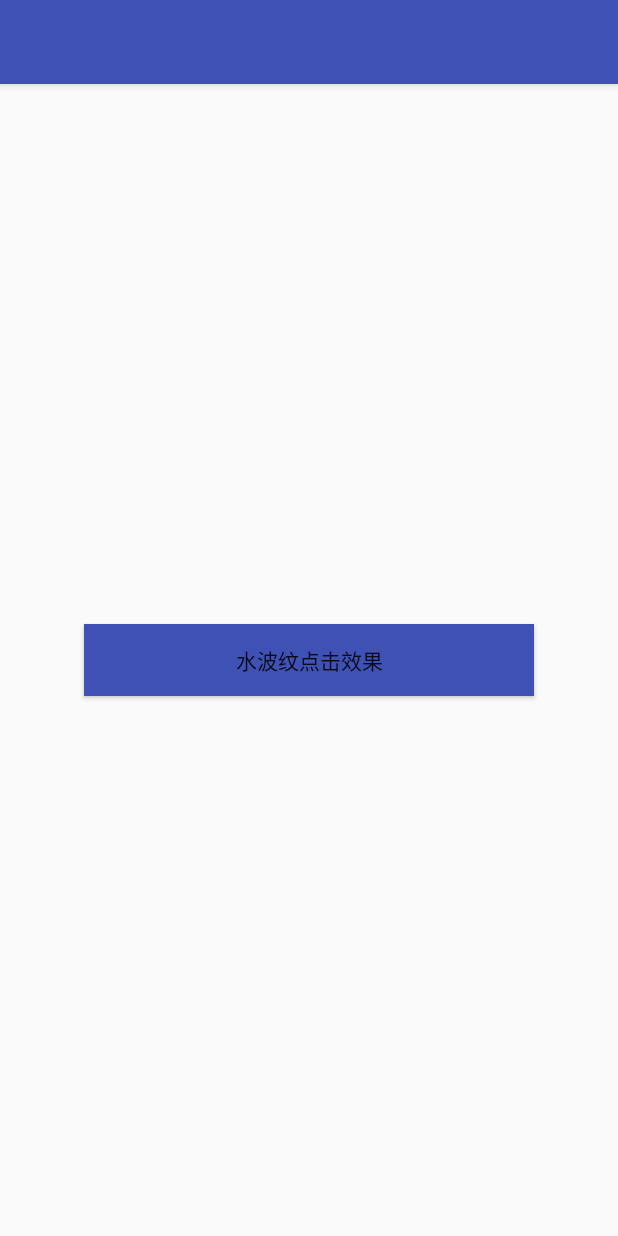
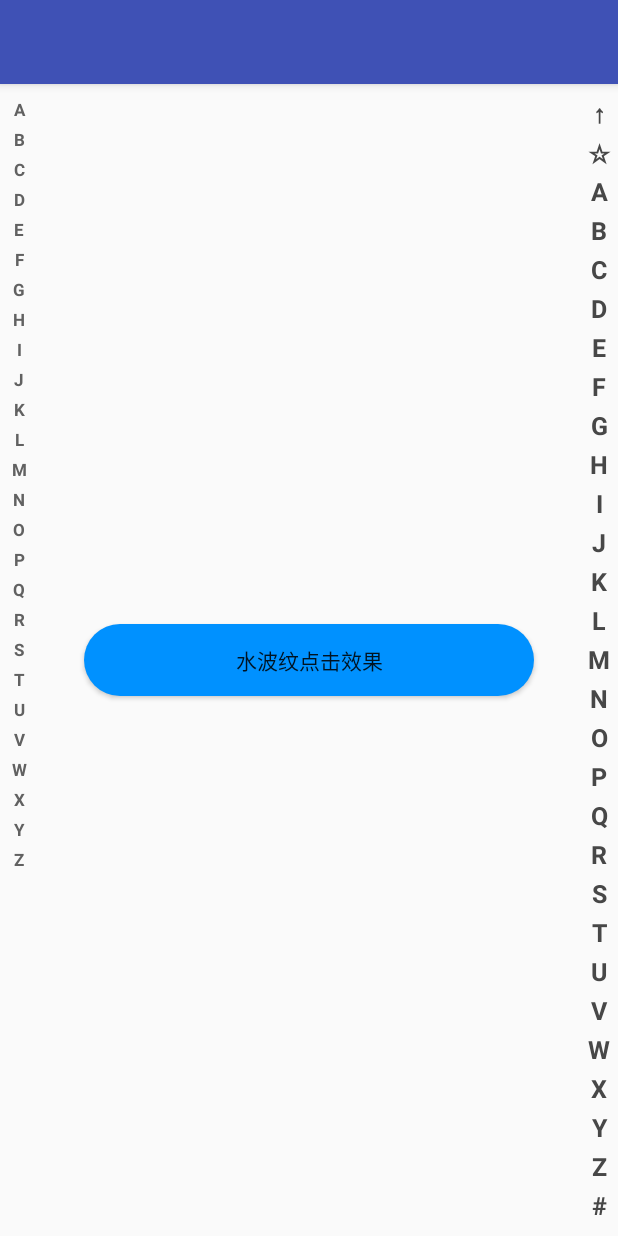
Before and after one commit to dxxs19/WanAndroidKotlin, an Android app: the screen it shows after launch (MainActivity), on a phone screen of 412 x 824 dp. Run offline under Robolectric (Android 15) with nearby library versions, the phone set to English and light mode, and no system bars; our stand-ins replace RxJava.

Commit message:
kotlinsidebar

```diff
--- a/app/build.gradle
+++ b/app/build.gradle
@@ -13,12 +13,16 @@ android {
         versionCode 1
         versionName "1.0"
         testInstrumentationRunner "android.support.test.runner.AndroidJUnitRunner"
+        multiDexEnabled true
     }
     buildTypes {
         release {
             minifyEnabled false
             proguardFiles getDefaultProguardFile('proguard-android.txt'), 'proguard-rules.pro'
         }
+    }
+    sourceSets {
+        main.java.srcDirs += 'src/main/kotlin'
     }
 }
 
@@ -33,6 +37,7 @@ dependencies {
     androidTestImplementation 'com.android.support.test.espresso:espresso-core:3.0.2'
     api "org.jetbrains.kotlin:kotlin-stdlib-jdk7:$kotlin_version"
     api 'org.aspectj:aspectjrt:1.8.9'
+    api 'com.android.support:multidex:1.0.3'
 }
 repositories {
     mavenCentral()
--- a/app/src/main/AndroidManifest.xml
+++ b/app/src/main/AndroidManifest.xml
@@ -2,10 +2,12 @@
 <manifest xmlns:android="http://schemas.android.com/apk/res/android"
     package="com.wei.wanandroidkotlin">
 
+    <uses-permission android:name="android.permission.ACCESS_NETWORK_STATE" />
     <uses-permission android:name="android.permission.READ_EXTERNAL_STORAGE" />
     <uses-permission android:name="android.permission.WRITE_EXTERNAL_STORAGE" />
 
     <application
+        android:name=".App"
         android:allowBackup="true"
         android:icon="@mipmap/ic_launcher"
         android:label="@string/app_name"
--- /dev/null
+++ b/app/src/main/java/com/wei/wanandroidkotlin/widgets/SideBar.java
@@ -0,0 +1,106 @@
+package com.wei.wanandroidkotlin.widgets;
+
+import android.content.Context;
+import android.graphics.Canvas;
+import android.graphics.Color;
+import android.graphics.Paint;
+import android.graphics.Typeface;
+import android.util.AttributeSet;
+import android.view.MotionEvent;
+import android.view.View;
+
+/**
+ *  侧边栏
+ */
+public class SideBar extends View {
+
+    private Paint paint = new Paint();
+
+    private boolean showBackground;
+
+    public static String[] letters = {"↑", "☆", "A", "B", "C", "D", "E", "F", "G", "H",
+            "I", "J", "K", "L", "M", "N", "O", "P", "Q", "R", "S", "T", "U",
+            "V", "W", "X", "Y", "Z", "#"};
+
+    private OnChooseLetterChangedListener onChooseLetterChangedListener;
+
+    public SideBar(Context context, AttributeSet attrs, int defStyle) {
+        super(context, attrs, defStyle);
+    }
+
+    public SideBar(Context context, AttributeSet attrs) {
+        this(context, attrs, 0);
+    }
+
+    public SideBar(Context context) {
+        this(context, null);
+    }
+
+    protected void onDraw(Canvas canvas) {
+        super.onDraw(canvas);
+        if (showBackground) {
+            // 字母条背后颜色
+            canvas.drawColor(Color.parseColor("#BFBFBF"));
+        }
+        int height = getHeight();
+        int width = getWidth();
+        // 平均每个字母占的高度
+        int singleHeight = height / letters.length;
+        for (int i = 0; i < letters.length; i++) {
+            // 字母的颜色
+            paint.setColor(Color.parseColor("#474747"));
+            paint.setTypeface(Typeface.DEFAULT_BOLD);
+            paint.setAntiAlias(true);
+            paint.setTextSize(25);
+            float x = width / 2 - paint.measureText(letters[i]) / 2;
+            float y = singleHeight * i + singleHeight;
+            canvas.drawText(letters[i], x, y, paint);
+        }
+    }
+
+    @Override
+    public boolean dispatchTouchEvent(MotionEvent event) {
+        int action = event.getAction();
+        float y = event.getY();
+        int c = (int) (y / getHeight() * letters.length);
+        switch (action) {
+            case MotionEvent.ACTION_DOWN:
+                showBackground = true;
+                if (c > -1 && c < letters.length && onChooseLetterChangedListener != null) {
+                    onChooseLetterChangedListener.onChooseLetter(letters[c]);
+                }
+                invalidate();
+                break;
+            case MotionEvent.ACTION_MOVE:
+                if (c > -1 && c < letters.length && onChooseLetterChangedListener != null) {
+                    onChooseLetterChangedListener.onChooseLetter(letters[c]);
+                }
+                break;
+            case MotionEvent.ACTION_UP:
+                showBackground = false;
+                if (onChooseLetterChangedListener != null) {
+                    onChooseLetterChangedListener.onNoChooseLetter();
+                }
+                invalidate();
+                break;
+        }
+        return true;
+    }
+
+    @Override
+    public boolean onTouchEvent(MotionEvent event) {
+        return super.onTouchEvent(event);
+    }
+
+    public void setOnTouchingLetterChangedListener(OnChooseLetterChangedListener onChooseLetterChangedListener) {
+        this.onChooseLetterChangedListener = onChooseLetterChangedListener;
+    }
+
+    public interface OnChooseLetterChangedListener {
+
+        void onChooseLetter(String s);
+
+        void onNoChooseLetter();
+
+    }
+}
--- /dev/null
+++ b/app/src/main/kotlin/com.wei.wanandroidkotlin/App.kt
@@ -0,0 +1,18 @@
+package com.wei.wanandroidkotlin
+
+import android.content.Context
+import android.support.multidex.MultiDexApplication
+
+/**
+ * @author XiangWei
+ * @since 2018/9/26
+ */
+class App : MultiDexApplication(){
+
+    override fun onCreate() {
+        super.onCreate()
+        appContext = applicationContext
+    }
+}
+
+lateinit var appContext: Context
--- /dev/null
+++ b/app/src/main/kotlin/com.wei.wanandroidkotlin/util/UIUtil.kt
@@ -0,0 +1,48 @@
+package com.wei.wanandroidkotlin.util
+
+import android.content.Context
+import com.wei.wanandroidkotlin.appContext
+
+object UIUtil {
+
+    private const val HALF_VAL = 0.5f
+
+    // 获取状态栏高度(未经缩放处理的原始px)
+    val statusBarHeight: Int by lazy {
+        try {
+            val c = Class.forName("com.android.internal.R\$dimen")
+            val obj = c!!.newInstance()
+            val field = c.getField("status_bar_height")
+            val id = Integer.parseInt(field!!.get(obj).toString())
+            context.resources.getDimensionPixelSize(id)
+        } catch (e: Exception) {
+            e.printStackTrace()
+            0
+        }
+    }
+
+    private val context: Context by lazy { appContext }
+
+    fun dpToPx(dpValue: Int): Int {
+        val scale = context.resources.displayMetrics.density
+        return (dpValue * scale + HALF_VAL).toInt()
+    }
+
+    fun dpToPx(dpValue: Float): Int {
+        val scale = context.resources.displayMetrics.density
+        return (dpValue * scale + HALF_VAL).toInt()
+    }
+
+    fun pxToDp(pxValue: Float): Int {
+        val scale = context.resources.displayMetrics.density
+        return (pxValue / scale + HALF_VAL).toInt() + 1
+    }
+
+//    @TargetApi(Build.VERSION_CODES.GINGERBREAD)
+//    fun setOverScrollNever(lv: ListView) {
+//        if (DeviceUtil.brand == Constants.BRAND_MEIZU) {
+//            // 取消魅族的下拉悬停功能
+//            lv.overScrollMode = View.OVER_SCROLL_NEVER
+//        }
+//    }
+}
--- /dev/null
+++ b/app/src/main/kotlin/com.wei.wanandroidkotlin/widget/SideBar.kt
@@ -0,0 +1,206 @@
+package com.wei.wanandroidkotlin.widget
+
+import android.content.Context
+import android.graphics.Canvas
+import android.graphics.Color
+import android.graphics.Paint
+import android.graphics.Paint.Align
+import android.graphics.Typeface
+import android.support.annotation.ColorInt
+import android.util.AttributeSet
+import android.view.Gravity
+import android.view.MotionEvent
+import android.view.View
+import com.wei.wanandroidkotlin.Constants
+import com.wei.wanandroidkotlin.util.DrawUtil
+import com.wei.wanandroidkotlin.util.UIUtil
+
+
+class SideBar(context: Context, attrs: AttributeSet) : View(context, attrs) {
+
+    companion object {
+        private val COLOR_NORMAL = Color.parseColor("#616161")
+        private val COLOR_FOCUS = Color.parseColor("#F88701")
+        private const val TEXT_SIZE_DP = 11
+        private val SELECTIONS = arrayOf("A", "B", "C", "D", "E", "F", "G", "H", "I", "J", "K", "L", "M", "N", "O", "P", "Q", "R", "S", "T", "U", "V", "W", "X", "Y", "Z")
+
+    }
+
+    @ColorInt
+    var colorNormal = COLOR_NORMAL // 画笔颜色
+
+    @ColorInt
+    private var colorFocus = COLOR_FOCUS
+
+    private var listener: OnTouchLetterListener? = null
+
+    private val paint = Paint()
+    private var choose = Constants.ERR_NOT_FOUND
+
+    // 每个字母的高度
+    private var letterHeight: Int = 0
+    private var realHeight: Int = 0
+
+    var textSize: Int = 0
+
+    private var customLetterHeight: Boolean = false
+
+    var gravity = Gravity.TOP
+
+    // 准备好的A~Z的字母数组
+    var selections: Array<String> = SELECTIONS
+
+    private var showBackground = false
+
+    init {
+        textSize = UIUtil.dpToPx(TEXT_SIZE_DP)
+    }
+
+    fun setData(data: Array<String>?) {
+        selections = data ?: SELECTIONS
+
+        if (!customLetterHeight) {
+            letterHeight = height / selections.size
+        }
+        computeRealHeight()
+
+        invalidate()
+    }
+
+    override fun onDraw(canvas: Canvas) {
+        if (showBackground) {
+            // 字母条背后颜色
+            canvas.drawColor(Color.parseColor("#BFBFBF"))
+        }
+        val half = height / 2
+
+        var offset = 0
+        when (gravity) {
+            Gravity.TOP -> {
+                // do nothing
+            }
+            Gravity.CENTER_VERTICAL, Gravity.CENTER -> {
+                offset = half - realHeight / 2
+            }
+        }
+
+        // 画字母
+        for (i in selections.indices) {
+            paint.color = colorNormal
+
+            // 设置字体格式
+            paint.typeface = Typeface.DEFAULT_BOLD
+            paint.isAntiAlias = true
+            paint.textSize = textSize.toFloat()
+
+            // 如果这一项被选中，则换一种颜色画
+            if (i == choose) {
+                paint.color = colorFocus
+                paint.isFakeBoldText = true
+            }
+            // 要画的字母的x,y坐标
+            val posX = width / 2f
+            val posY = (i * letterHeight + letterHeight / 2 + offset).toFloat()
+
+            // 画出字母
+            DrawUtil.drawTextByAlignX(canvas, selections[i], posX, posY, paint, Align.CENTER)
+
+            // 重新设置画笔
+            paint.reset()
+        }
+    }
+
+    override fun onTouchEvent(event: MotionEvent): Boolean {
+        var y = event.y
+
+        val half = height / 2
+
+        var offset: Int
+        when (gravity) {
+            Gravity.TOP -> {
+                // do nothing
+                y -= letterHeight / 2f
+            }
+            Gravity.CENTER_VERTICAL, Gravity.CENTER -> {
+                offset = half - realHeight / 2 + letterHeight / 2
+                y -= offset.toFloat()
+            }
+        }
+
+        // 算出点击的字母的索引
+        val index = (y / letterHeight).toInt()
+
+        // 保存上次点击的字母的索引到oldChoose
+        val oldChoose = choose
+        when (event.action and MotionEvent.ACTION_MASK) {
+            MotionEvent.ACTION_DOWN -> {
+                showBackground = true
+                // view有字母部分的高度，其他部分不接受touch事件
+                if (y > realHeight) {
+                    return false
+                }
+                // showBg = true;
+                if (oldChoose != index && index >= 0 && index < selections.size) {
+                    choose = index
+                    invalidate()
+
+                    listener?.onTouchLetterChanged(index, selections[index], true)
+                }
+            }
+
+            MotionEvent.ACTION_MOVE -> {
+                if (oldChoose != index && index >= 0 && index < selections.size) {
+                    choose = index
+                    invalidate()
+
+                    listener?.onTouchLetterChanged(index, selections[index], true)
+                }
+            }
+            MotionEvent.ACTION_UP, MotionEvent.ACTION_CANCEL -> {
+                showBackground = false
+                choose = -1
+                invalidate()
+
+                if (index <= 0) {
+                    listener?.onTouchLetterChanged(0, selections[0], false)
+                } else if (index >= 0 && index < selections.size) {
+                    listener?.onTouchLetterChanged(index, selections[index], false)
+                } else if (index >= selections.size) {
+                    listener?.onTouchLetterChanged(selections.size - 1, selections[selections.size - 1], false)
+                }
+            }
+        }
+
+        return true
+    }
+
+    /**
+     * 回调方法，注册监听器
+     *
+     * @param listener
+     */
+    fun setOnTouchLetterChangeListener(listener: OnTouchLetterListener) {
+        this.listener = listener
+    }
+
+    /**
+     * SideBar 的监听器接口
+     */
+    interface OnTouchLetterListener {
+        fun onTouchLetterChanged(index: Int, s: String, isFocus: Boolean)
+    }
+
+    /**
+     * 设置每个字母的高度
+     *
+     * @param singleHeight
+     */
+    fun setSingleHeight(singleHeight: Int) {
+        customLetterHeight = true
+        letterHeight = singleHeight
+    }
+
+    private fun computeRealHeight() {
+        realHeight = letterHeight * selections.size
+    }
+}
--- a/app/src/main/res/drawable-v21/selector_ripple.xml
+++ b/app/src/main/res/drawable-v21/selector_ripple.xml
@@ -1,5 +1,21 @@
 <?xml version="1.0" encoding="utf-8"?>
-<ripple xmlns:android="http://schemas.android.com/apk/res/android"
-    android:color="#26A1FF">
-    <item android:drawable="@color/colorPrimary" />
-</ripple>
+<selector xmlns:android="http://schemas.android.com/apk/res/android">
+    <!--<item android:state_enabled="false">-->
+        <!--<shape>-->
+            <!--<solid android:color="#0091ff"/>-->
+            <!--<corners android:radius="24dp"/>-->
+        <!--</shape>-->
+    <!--</item>-->
+
+    <item android:state_enabled="true">
+        <ripple android:color="#26A1FF">
+            <item>
+                <shape>
+                    <solid android:color="#0091FF"/>
+                    <corners android:radius="24dp"/>
+                </shape>
+            </item>
+        </ripple>
+    </item>
+
+</selector>
--- a/app/src/main/res/layout/activity_main.xml
+++ b/app/src/main/res/layout/activity_main.xml
@@ -90,4 +90,15 @@
         app:layout_constraintTop_toTopOf="parent"
         android:background="@drawable/selector_ripple"/>
 
+    <com.wei.wanandroidkotlin.widget.SideBar
+        android:id="@+id/kotlin_sideBar"
+        android:layout_width="25dp"
+        android:layout_height="match_parent"
+        app:layout_constraintLeft_toLeftOf="parent"/>
+
+    <com.wei.wanandroidkotlin.widgets.SideBar
+        android:id="@+id/sideBar"
+        android:layout_width="25dp"
+        android:layout_height="match_parent"
+        app:layout_constraintRight_toRightOf="parent"/>
 </android.support.constraint.ConstraintLayout>
```
Also changed, not shown: app/src/main/java/com/wei/wanandroidkotlin/MainActivity.kt (+25 -46 lines), app/src/main/kotlin/com.wei.wanandroidkotlin/Constants.kt (added, +27 -0 lines), app/src/main/kotlin/com.wei.wanandroidkotlin/util/DeviceUtil.kt (added, +23 -0 lines), app/src/main/kotlin/com.wei.wanandroidkotlin/util/DrawUtil.kt (added, +122 -0 lines).
